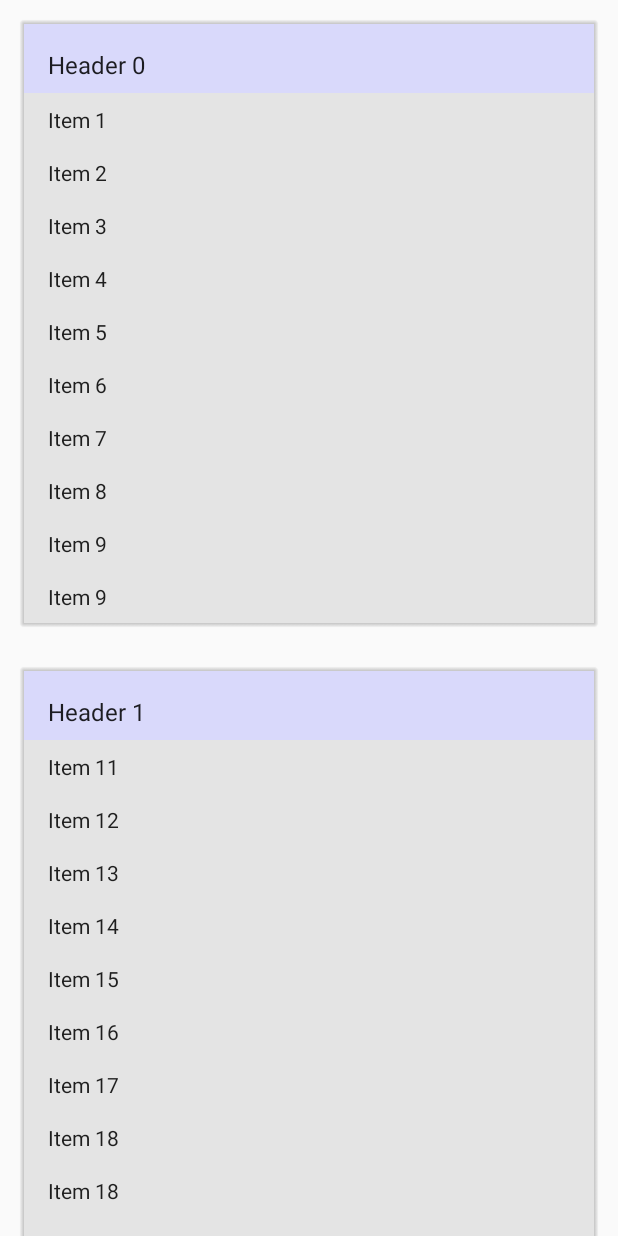
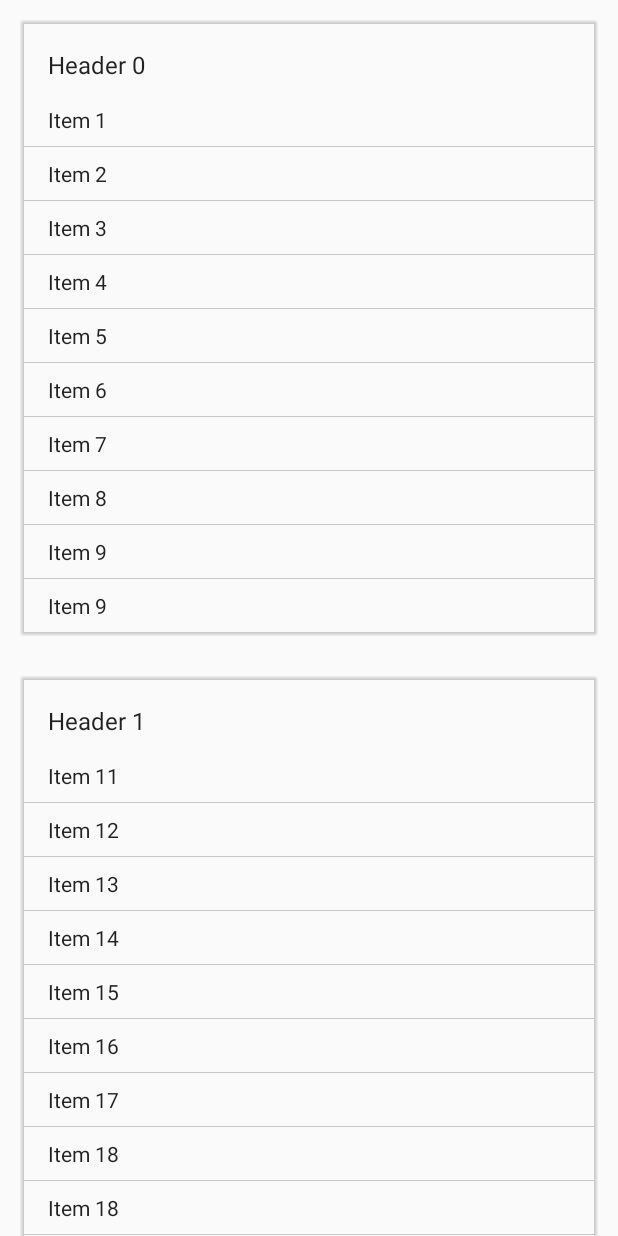
Before and after one commit to bleeding182/recyclerviewItemDecorations, an Android app: the screen it shows after launch (MainActivity), on a phone screen of 412 x 824 dp. Run offline under Robolectric (Android 15) with nearby library versions, the phone set to English and light mode, and no system bars.

Commit message:
Added separator decoration, changed carddecoration to account for other decorations

```diff
--- a/app/src/main/java/com/github/bleeding182/recyclerviewdecorations/CardViewDecoration.java
+++ b/app/src/main/java/com/github/bleeding182/recyclerviewdecorations/CardViewDecoration.java
@@ -10,7 +10,6 @@ import android.graphics.Rect;
 import android.graphics.RectF;
 import android.graphics.Shader;
 import android.support.v7.widget.RecyclerView;
-import android.util.Log;
 import android.util.TypedValue;
 import android.view.View;
 
@@ -70,13 +69,19 @@ public class CardViewDecoration extends RecyclerView.ItemDecoration {
         Rect bounds = new Rect();
         float edgeShadowTop = -mCornerRadius - mShadowSize;
 
+        RecyclerView.LayoutManager lm = parent.getLayoutManager();
+        float size16dp = 16f;
+        int padding16dp = (int) TypedValue.applyDimension(TypedValue.COMPLEX_UNIT_DIP, size16dp, parent.getContext().getResources().getDisplayMetrics());
+
         for (int i = 0; i < parent.getChildCount(); i++) {
             int save = c.save();
+
+            // using decorated values, remove what we set before
             View child = parent.getChildAt(i);
-            bounds.set(child.getLeft() - (int) mPadding,
-                    child.getTop(),
-                    child.getRight() + (int) mPadding,
-                    child.getBottom());
+            bounds.set(lm.getDecoratedLeft(child) + padding16dp - (int) mPadding,
+                    lm.getDecoratedTop(child),
+                    lm.getDecoratedRight(child) - padding16dp + (int) mPadding,
+                    lm.getDecoratedBottom(child));
 
             RecyclerView.LayoutParams params = (RecyclerView.LayoutParams) child.getLayoutParams();
             int position = params.getViewAdapterPosition();
@@ -84,7 +89,7 @@ public class CardViewDecoration extends RecyclerView.ItemDecoration {
 
 
             if (viewType == HeaderItemTestAdapter.HEADER) {
-                bounds.top -= mPadding;
+                bounds.top = (int) (bounds.top + padding16dp - mPadding);
 
                 // LT
                 c.translate(bounds.left + mCornerRadius, bounds.top + mCornerRadius);
@@ -105,7 +110,7 @@ public class CardViewDecoration extends RecyclerView.ItemDecoration {
 
             } else {
                 if (parent.getAdapter().getItemViewType(position + 1) == HeaderItemTestAdapter.HEADER) {
-                    bounds.bottom += mPadding;
+                    bounds.bottom = (int) (bounds.bottom - padding16dp + mPadding);
 
                     // last item before next header
                     c.rotate(180f);
--- /dev/null
+++ b/app/src/main/java/com/github/bleeding182/recyclerviewdecorations/DividerDecoration.java
@@ -0,0 +1,55 @@
+package com.github.bleeding182.recyclerviewdecorations;
+
+import android.content.Context;
+import android.graphics.Canvas;
+import android.graphics.Color;
+import android.graphics.Paint;
+import android.graphics.Rect;
+import android.support.v7.widget.RecyclerView;
+import android.util.TypedValue;
+import android.view.View;
+
+/**
+ * Created by David on 17.06.2015.
+ */
+public class DividerDecoration extends RecyclerView.ItemDecoration {
+
+    private final Paint mPaint;
+    private int mHeightDp;
+
+    public DividerDecoration(Context context) {
+        this(context, Color.argb((int) (255 * 0.2), 0, 0, 0), 1f);
+    }
+
+    public DividerDecoration(Context context, int color, float heightDp) {
+        mPaint = new Paint();
+        mPaint.setStyle(Paint.Style.FILL);
+        mPaint.setColor(color);
+        mHeightDp = (int) TypedValue.applyDimension(TypedValue.COMPLEX_UNIT_DIP, heightDp, context.getResources().getDisplayMetrics());
+    }
+
+    @Override
+    public void getItemOffsets(Rect outRect, View view, RecyclerView parent, RecyclerView.State state) {
+        if (hasDividerOnBottom(view, parent, state)) {
+            outRect.set(0, 0, 0, mHeightDp);
+        } else {
+            outRect.setEmpty();
+        }
+    }
+
+    private boolean hasDividerOnBottom(View view, RecyclerView parent, RecyclerView.State state) {
+        int position = ((RecyclerView.LayoutParams) view.getLayoutParams()).getViewAdapterPosition();
+        return position < state.getItemCount() && parent.getAdapter().getItemViewType(position) != HeaderItemTestAdapter.HEADER
+                && parent.getAdapter().getItemViewType(position + 1) != HeaderItemTestAdapter.HEADER;
+    }
+
+    @Override
+    public void onDraw(Canvas c, RecyclerView parent, RecyclerView.State state) {
+        for (int i = 0; i < parent.getChildCount(); i++) {
+            View view = parent.getChildAt(i);
+            if (hasDividerOnBottom(view, parent, state)) {
+                c.drawRect(view.getLeft(), view.getBottom(), view.getRight(), view.getBottom() + mHeightDp, mPaint);
+            }
+        }
+    }
+}
--- a/app/src/main/java/com/github/bleeding182/recyclerviewdecorations/MainActivity.java
+++ b/app/src/main/java/com/github/bleeding182/recyclerviewdecorations/MainActivity.java
@@ -26,5 +26,6 @@ public class MainActivity extends Activity {
 
         // add the decoration
         recyclerView.addItemDecoration(new CardViewDecoration(getResources(), Color.WHITE, 0f));
+        recyclerView.addItemDecoration(new DividerDecoration(this));
     }
 }
--- a/app/src/main/res/layout/vh_item.xml
+++ b/app/src/main/res/layout/vh_item.xml
@@ -9,5 +9,4 @@
     android:paddingLeft="16dp"
     android:paddingRight="16dp"
     android:paddingTop="8dp"
-    android:background="#22555555"
     tools:text="Header"/>
--- a/app/src/main/res/layout/vh_item_header.xml
+++ b/app/src/main/res/layout/vh_item_header.xml
@@ -6,7 +6,6 @@
     android:layout_width="match_parent"
     android:layout_height="wrap_content"
     android:paddingBottom="8dp"
-    android:background="#220000ff"
     android:paddingLeft="16dp"
     android:paddingRight="16dp"
     android:paddingTop="16dp"
```
